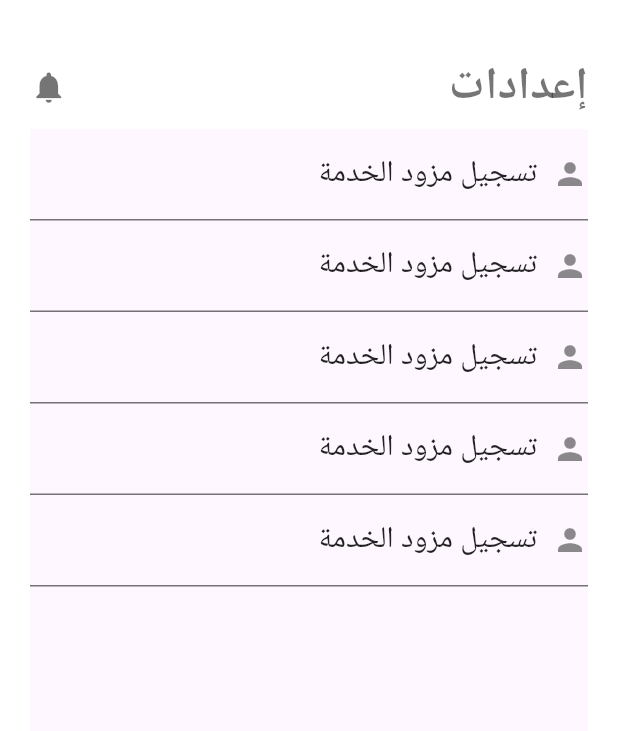
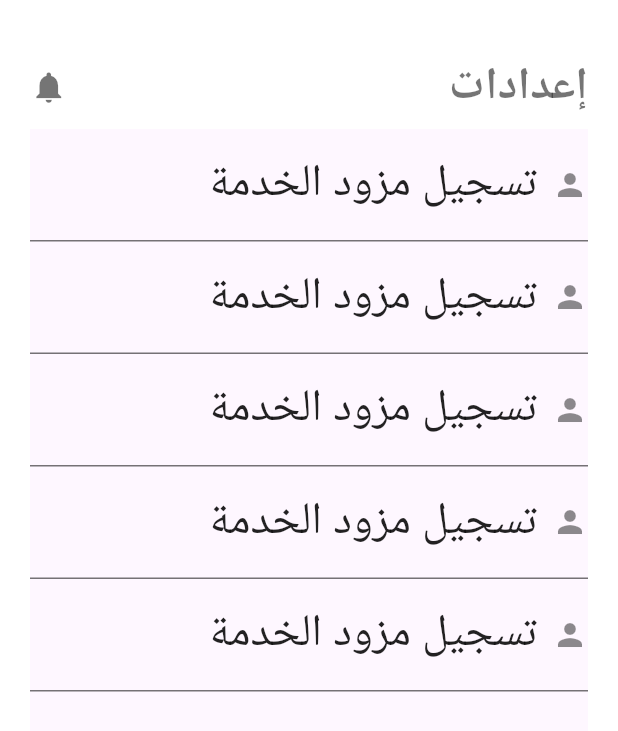
Before and after one commit to OmarWagih95/mmc, a Flutter app: the SettingsPage screen opened directly, on a phone screen of 412 x 824 dp. Shown: the top 731 px of the screen. Run offline on Flutter 3.47's test engine with Material 3 defaults, Android fonts, the light colour scheme and no system bars; our stand-ins replace equatable, firebase_core, flutter_bloc; accounts and stored records are empty.

Commit message:
test test

```diff
--- a/lib/widgets/SettingsListItem.dart
+++ b/lib/widgets/SettingsListItem.dart
@@ -17,7 +17,8 @@ SettingsListItem(this.iconData,this.title);
             child: Row(
               textDirection: TextDirection.rtl,
               children: [Icon(iconData,color: Colors.black45,),SizedBox(width: 10,),Text(title,
-                style: TextStyle(fontSize: 20,color:Colors.black87),)],),
+                style: TextStyle(fontSize: 30,color:Colors.black87),)],),
+            //testtesttest
           ),
         ),
       ],
```
